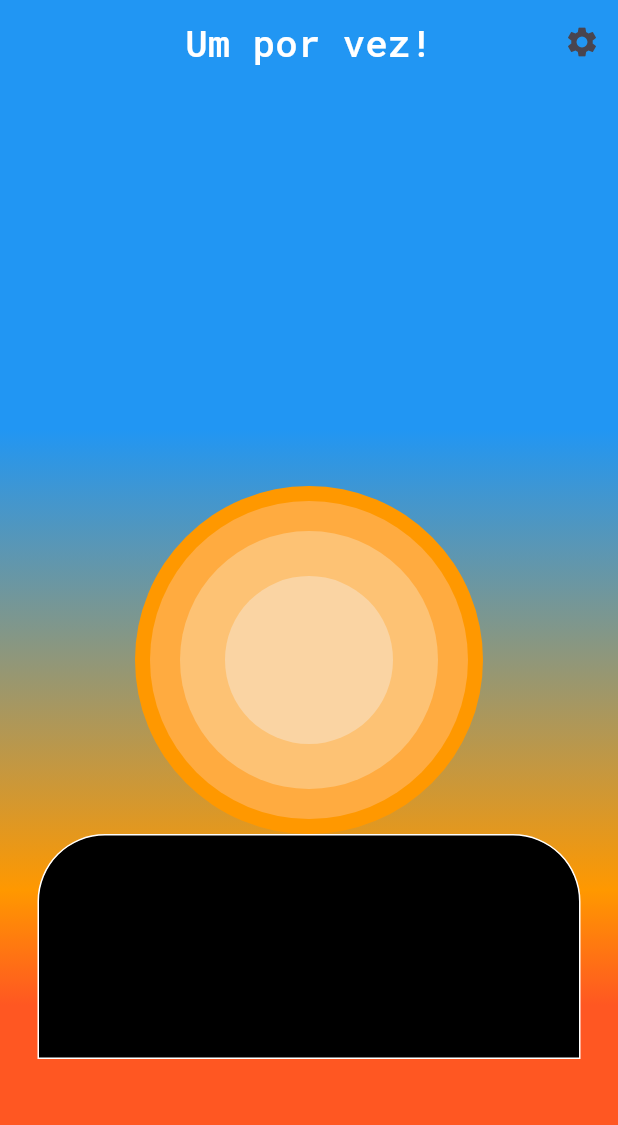
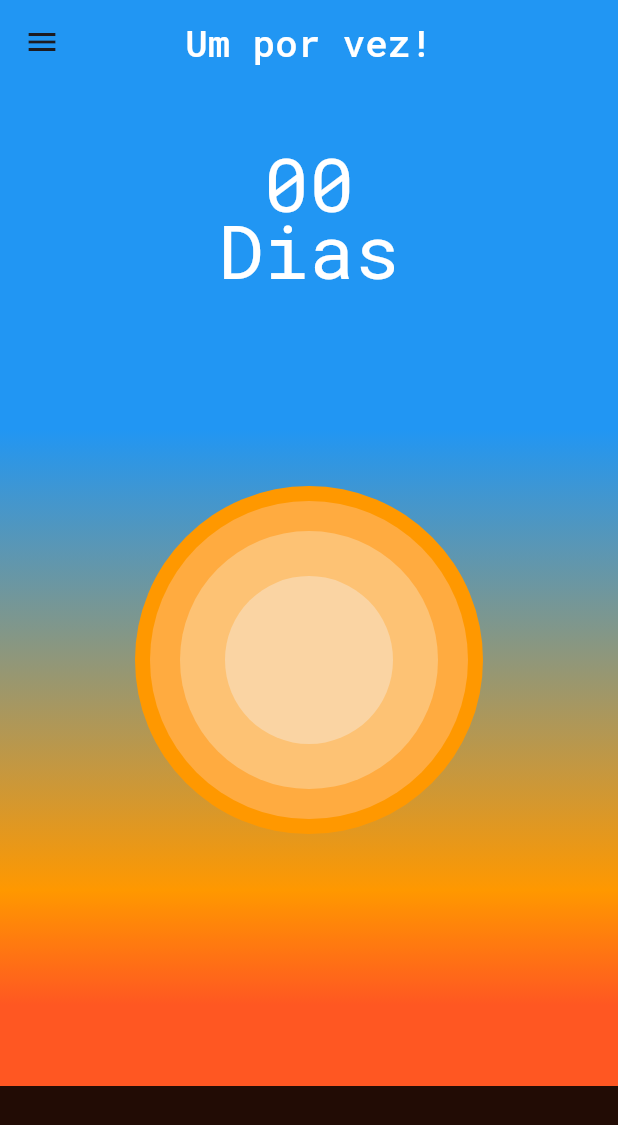
Before and after one commit to Igorruan23/umporvez, a Flutter app: the screen it shows after launch, on a phone screen of 412 x 824 dp. Shown: the top 1125 px of the screen. Run offline on Flutter 3.47's test engine with Material 3 defaults, Android fonts, the light colour scheme and no system bars; our stand-ins replace google_fonts.

Commit message:
Melhorias na interface

```diff
--- a/lib/view/MyApp_view.dart
+++ b/lib/view/MyApp_view.dart
@@ -13,12 +13,10 @@ class HomePage extends StatelessWidget {
                 color: Colors.white, fontWeight: FontWeight.w500, fontSize: 25),
           ),
           centerTitle: true,
-          actions: <Widget>[
-            IconButton(onPressed: () {}, icon: Icon(Icons.settings))
-          ],
         ),
         backgroundColor: Colors.blue,
-        body: Stack(children: [
+        body: Stack(
+          children: [
             Positioned(
               child: Container(
                 decoration: BoxDecoration(
@@ -62,23 +60,128 @@ class HomePage extends StatelessWidget {
               ),
             ),
             Positioned(
-            top: 500.0,
-            left: 25.0,
-            right: 25.0,
+              left: 0,
+              right: 0,
+              bottom: 0,
               child: Container(
                 alignment: Alignment.bottomCenter,
                 decoration: BoxDecoration(
-                  border:
-                      Border.all(style: BorderStyle.solid, color: Colors.white),
-                  borderRadius: BorderRadius.only(
-                      topLeft: Radius.circular(45),
-                      topRight: Radius.circular(45)),
-                  color: Colors.black),
-              height: 150,
+                  color: Colors.black87,
+                ),
+                height: 100,
                 width: double.infinity,
               ),
+            ),
+            Positioned(
+              top: 30,
+              left: 10,
+              right: 10,
+              child: Container(
+                color: Colors.transparent,
+                alignment: Alignment.center,
+                child: Text(
+                  '00',
+                  style:
+                      GoogleFonts.robotoMono(color: Colors.white, fontSize: 50),
+                ),
+              ),
+            ),
+            Positioned(
+                top: 75,
+                left: 10,
+                right: 10,
+                child: Container(
+                  color: Colors.transparent,
+                  alignment: Alignment.center,
+                  //adicionar um if ternario, se dia for diferente de 0/1 colocar S
+                  child: Text(
+                    'Dias',
+                    style: GoogleFonts.robotoMono(
+                        color: Colors.white, fontSize: 50),
+                  ),
+                )),
+          ],
+        ),
+        //Drawer (lateral menu)
+        drawer: Drawer(
+          backgroundColor: const Color.fromARGB(255, 125, 181, 226),
+          child: ListView(
+            padding: EdgeInsets.zero,
+            children: <Widget>[
+              DrawerHeader(
+                decoration: BoxDecoration(color: Colors.blue),
+                child: Column(
+                  mainAxisAlignment: MainAxisAlignment.center,
+                  crossAxisAlignment: CrossAxisAlignment.center,
+                  children: <Widget>[
+                    Text(
+                      "Vicio",
+                      style: GoogleFonts.robotoMono(
+                          color: Colors.white,
+                          fontWeight: FontWeight.w500,
+                          fontSize: 25),
+                    ),
+                    Text(
+                      "Dias",
+                      style: GoogleFonts.robotoMono(
+                          color: Colors.white,
+                          fontWeight: FontWeight.w500,
+                          fontSize: 20),
                     )
-        ]),
+                  ],
+                ),
+              ),
+              ListTile(
+                title: Text(
+                  "Motivação",
+                  style: GoogleFonts.robotoMono(
+                      color: Colors.white,
+                      fontWeight: FontWeight.w500,
+                      fontSize: 20),
+                ),
+                leading: Icon(
+                  Icons.rocket,
+                  color: Colors.grey,
+                ),
+                onTap: () {
+                  print('Direcionar');
+                },
+              ),
+              ListTile(
+                title: Text(
+                  "Sobre",
+                  style: GoogleFonts.robotoMono(
+                      color: Colors.white,
+                      fontWeight: FontWeight.w500,
+                      fontSize: 20),
+                ),
+                leading: Icon(
+                  Icons.info,
+                  color: Colors.grey,
+                ),
+                onTap: () {
+                  showDialog(
+                      context: context,
+                      builder: (BuildContext context) {
+                        return AlertDialog(
+                          title: Text("Informações do programador"),
+                          content: Text(
+                              "Este Aplicativo foi desenvolvido por: IGOR RUAN",
+                              style: GoogleFonts.robotoMono()),
+                          actions: <Widget>[
+                            TextButton(
+                                onPressed: () {
+                                  Navigator.pop(context);
+                                },
+                                child: Text("Fechar"))
+                          ],
+                        );
+                      });
+                },
+              )
+            ],
+          ),
+        ),
       ),
     );
   }
```
Lines whose indentation alone changed are shown as unchanged.
